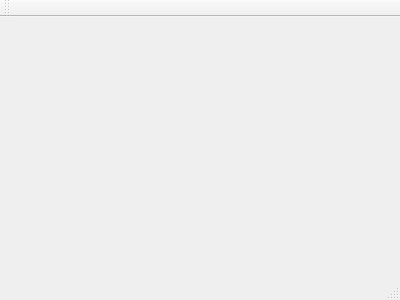
This is mainwindow.ui in Faelwen/FGClassRaceCreator as Qt 5 draws it before an edit. The edited form follows.
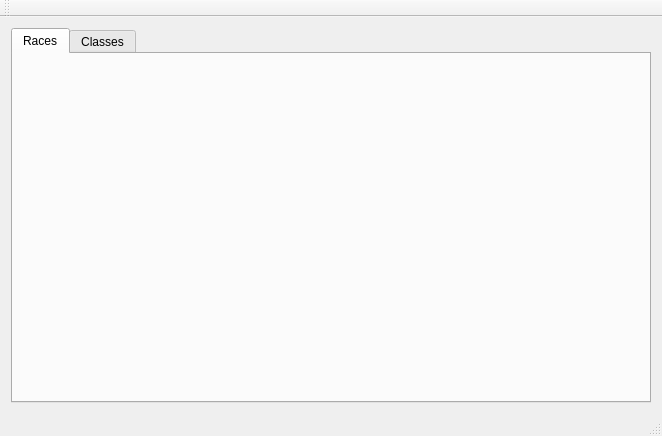
This is the edited form.

Commit message: Add Race and class tabs

```diff
--- a/mainwindow.ui
+++ b/mainwindow.ui
@@ -1,24 +1,63 @@
 <ui version="4.0">
  <class>MainWindow</class>
- <widget class="QMainWindow" name="MainWindow" >
-  <property name="geometry" >
+ <widget class="QMainWindow" name="MainWindow">
+  <property name="geometry">
    <rect>
     <x>0</x>
     <y>0</y>
-    <width>400</width>
-    <height>300</height>
+    <width>662</width>
+    <height>436</height>
    </rect>
   </property>
   <property name="windowTitle" >
    <string>MainWindow</string>
   </property>
-  <widget class="QMenuBar" name="menuBar" />
-  <widget class="QToolBar" name="mainToolBar" />
-  <widget class="QWidget" name="centralWidget" />
-  <widget class="QStatusBar" name="statusBar" />
+  <widget class="QWidget" name="centralWidget">
+   <layout class="QHBoxLayout" name="horizontalLayout">
+    <item>
+     <layout class="QVBoxLayout" name="verticalLayout">
+      <item>
+       <widget class="QTabWidget" name="tabWidget">
+        <property name="currentIndex">
+         <number>0</number>
+        </property>
+        <widget class="QWidget" name="tab_races">
+         <attribute name="title">
+          <string>Races</string>
+         </attribute>
+        </widget>
+        <widget class="QWidget" name="tab_classes">
+         <attribute name="title">
+          <string>Classes</string>
+         </attribute>
+        </widget>
+       </widget>
+      </item>
+     </layout>
+    </item>
+   </layout>
+  </widget>
+  <widget class="QMenuBar" name="menuBar">
+   <property name="geometry">
+    <rect>
+     <x>0</x>
+     <y>0</y>
+     <width>662</width>
+     <height>21</height>
+    </rect>
+   </property>
+  </widget>
+  <widget class="QToolBar" name="mainToolBar">
+   <attribute name="toolBarArea">
+    <enum>TopToolBarArea</enum>
+   </attribute>
+   <attribute name="toolBarBreak">
+    <bool>false</bool>
+   </attribute>
+  </widget>
+  <widget class="QStatusBar" name="statusBar"/>
  </widget>
- <layoutDefault spacing="6" margin="11" />
- <pixmapfunction></pixmapfunction>
+ <layoutdefault spacing="6" margin="11"/>
  <resources/>
  <connections/>
 </ui>
```
Left out of the diff: 3 changed lines with no effect on the pictures.
